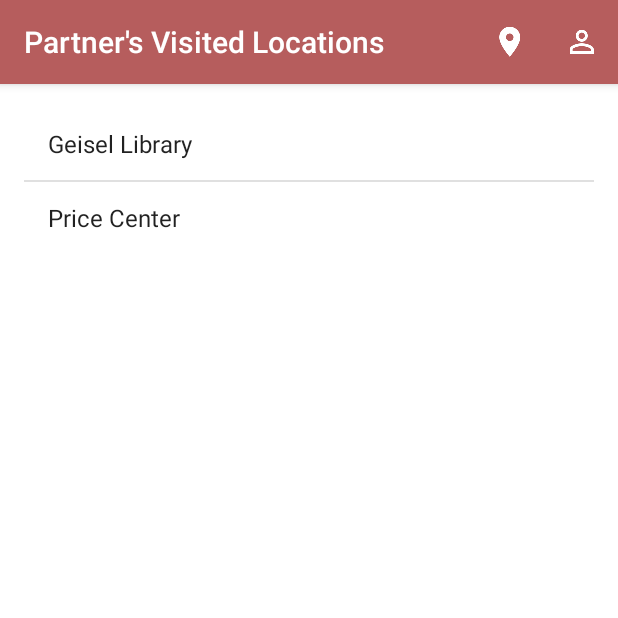
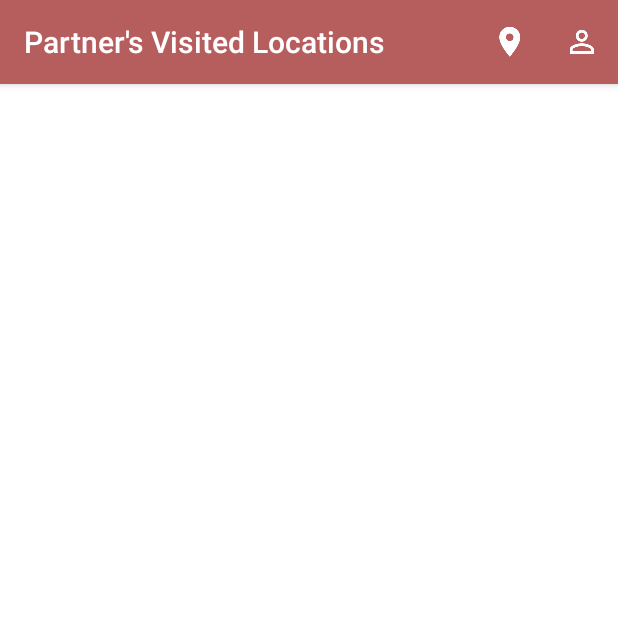
Before and after one commit to XingjianSun/CoupleTones3, an Android app: the HomePage screen opened directly, with no data from a screen before it, on a phone screen of 412 x 824 dp, the top half of it. Run offline under Robolectric (Android 15) with nearby library versions, the phone set to English and light mode, and no system bars; libraries missing offline, so code that uses them is left out: com.firebase.client; 2 statements that could not run were skipped.

Commit message:
Code Cleanup

```diff
--- a/app/src/main/java/com/example/cody/coupletones/Favorites.java
+++ b/app/src/main/java/com/example/cody/coupletones/Favorites.java
@@ -175,7 +175,7 @@
                         .setPositiveButton("Yes", new DialogInterface.OnClickListener() {
                             @Override
                             public void onClick(DialogInterface dialog, int which) {
-                                Toast.makeText(getBaseContext(), location + "removed from user favorites!", Toast.LENGTH_LONG).show();
+                                Toast.makeText(getBaseContext(), location + " removed from user favorites!", Toast.LENGTH_LONG).show();
                                 arrayAdapter.remove(location);
                             }
                         })
--- a/app/src/main/java/com/example/cody/coupletones/HomePage.java
+++ b/app/src/main/java/com/example/cody/coupletones/HomePage.java
@@ -139,9 +139,6 @@
         lv = (ListView) findViewById(R.id.visits);
         listofLocations = new ArrayList<String>();
 
-        listofLocations.add("Geisel Library");
-        listofLocations.add("Price Center");
-
         arrayAdapter = new ArrayAdapter<String>(this, android.R.layout.simple_list_item_1, listofLocations);
         lv.setAdapter(arrayAdapter);
 
```
Also changed, not shown: 1 other file.
